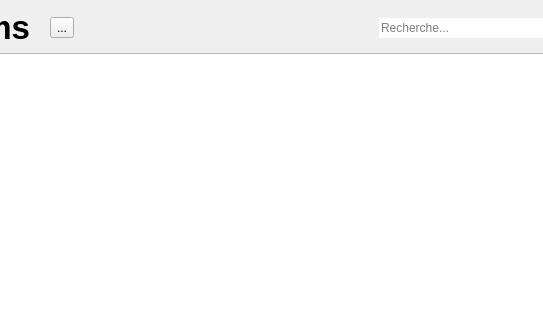
First picture: the form in exploreralbums.ui, repository GLTron3000/IHM_Photos, before the edit; both pictures show x 113 to 656 and y 0 to 320 of the 800 by 600 pixel window.
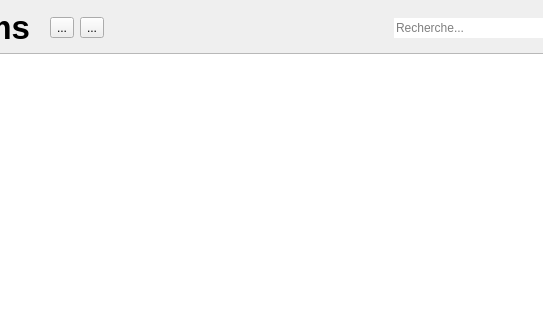
Second picture: the form after the edit. Icons and pictures are not drawn.

```diff
--- a/exploreralbums.ui
+++ b/exploreralbums.ui
@@ -60,6 +60,13 @@
             </property>
            </widget>
           </item>
+          <item>
+           <widget class="QToolButton" name="toolButtonDelete">
+            <property name="text">
+             <string>...</string>
+            </property>
+           </widget>
+          </item>
           <item>
            <spacer name="horizontalSpacer">
             <property name="orientation">
```
Left out of the diff: 14 changed lines with no effect on the pictures.
